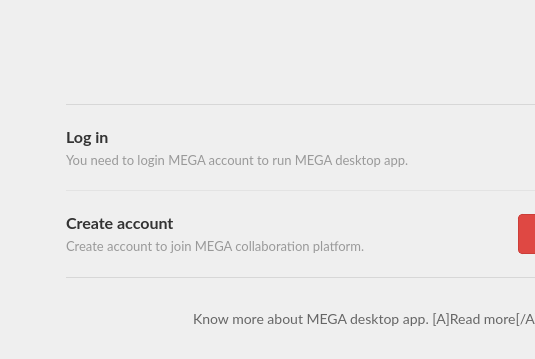
meganz/MEGAsync, file src/MEGASync/gui/linux/InfoWizard.ui: the form before one commit; both pictures show x 0 to 535 and y 182 to 541 of the 732 by 541 pixel window.
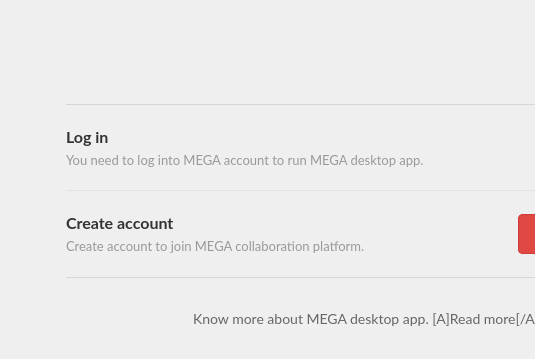
The form after the commit. Icons and pictures are not drawn.

Diff of the .ui file:
```diff
--- a/src/MEGASync/gui/linux/InfoWizard.ui
+++ b/src/MEGASync/gui/linux/InfoWizard.ui
@@ -1003,7 +1003,7 @@
                   </sizepolicy>
                  </property>
                  <property name="text">
-                  <string>You need to login MEGA account to run MEGA desktop app.</string>
+                  <string>You need to log into MEGA account to run MEGA desktop app.</string>
                  </property>
                  <property name="wordWrap">
                   <bool>true</bool>
```
